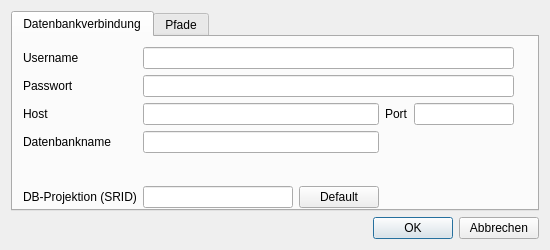
Above: src/verschneidungstool/PyQt/settings.ui from MaxBo/verschneidungstool before the change. Below: the same form after it.
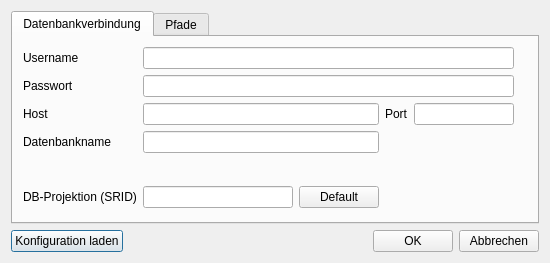
That is the form after the change.

Commit message: New Feature: load external config-files out of config-dialog; New Feature: support of filters for browsing files

Diff of the .ui file:
```diff
--- a/src/verschneidungstool/PyQt/settings.ui
+++ b/src/verschneidungstool/PyQt/settings.ui
@@ -7,7 +7,7 @@
     <x>0</x>
     <y>0</y>
     <width>550</width>
-    <height>250</height>
+    <height>263</height>
    </rect>
   </property>
   <property name="sizePolicy">
@@ -40,6 +40,13 @@
   <layout class="QGridLayout" name="gridLayout">
    <item row="1" column="0">
     <layout class="QHBoxLayout" name="horizontalLayout">
+     <item>
+      <widget class="QPushButton" name="load_config_button">
+       <property name="text">
+        <string>Konfiguration laden</string>
+       </property>
+      </widget>
+     </item>
      <item>
       <spacer name="horizontalSpacer">
        <property name="orientation">
```
The commit also changes 4 other files.
